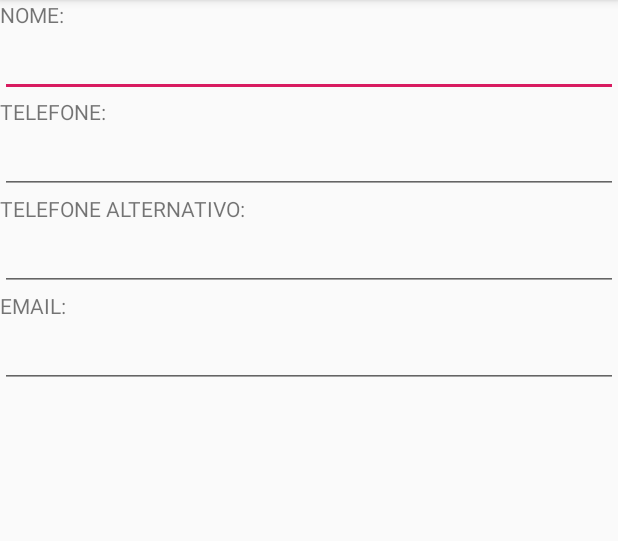
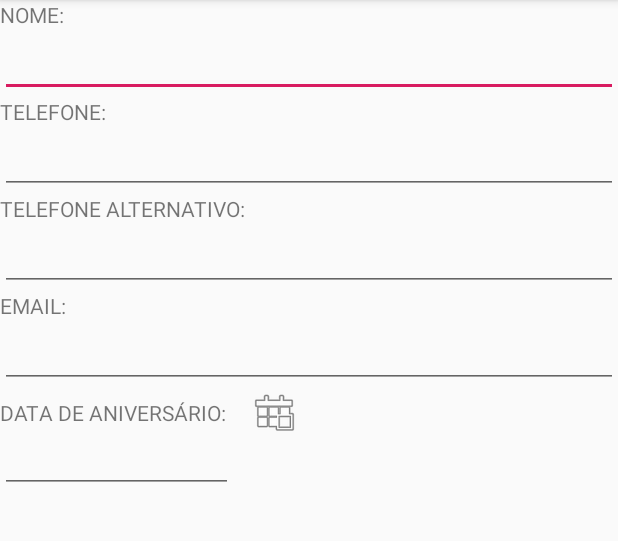
Before and after one commit to leticiaMalipense/AgendaSQLite, an Android app: the screen it shows after launch (CadastroActivity), after a tap on an icon or button, on a phone screen of 412 x 824 dp, the part 84-625 px from its top. Run offline under Robolectric (Android 15) with nearby library versions, the phone set to English and light mode, and no system bars.

Commit message:
Adicionando campo de data de aniversario

```diff
--- a/app/src/main/java/br/edu/ifsp/agendasqlite/data/ContatoDAO.java
+++ b/app/src/main/java/br/edu/ifsp/agendasqlite/data/ContatoDAO.java
@@ -45,6 +45,7 @@ public class ContatoDAO {
            c.setEmail(cursor.getString(3));
            c.setFavorito(cursor.getInt(4) > 0);
            c.setFoneAlternativo(cursor.getString(5));
+           c.setDataAniversario(cursor.getString(6));
 
            contatos.add(c);
         }
@@ -66,6 +67,7 @@ public class ContatoDAO {
         values.put(SQLiteHelper.KEY_FONE, c.getFone());
         values.put(SQLiteHelper.KEY_FONE_ALTERNATIVO, c.getFoneAlternativo());
         values.put(SQLiteHelper.KEY_EMAIL, c.getEmail());
+        values.put(SQLiteHelper.KEY_DATA_ANIVERSARIO, c.getDataAniversario());
 
         long id = database.insert(SQLiteHelper.TABLE_NAME, null, values);
 
@@ -84,6 +86,7 @@ public class ContatoDAO {
         values.put(SQLiteHelper.KEY_EMAIL, c.getEmail());
         values.put(SQLiteHelper.KEY_FAVORITO, c.getFavorito());
         values.put(SQLiteHelper.KEY_FONE_ALTERNATIVO, c.getFoneAlternativo());
+        values.put(SQLiteHelper.KEY_EMAIL, c.getEmail());
 
         database.update(SQLiteHelper.TABLE_NAME, values,
                      SQLiteHelper.KEY_ID +"=" +c.getId(),null);
--- a/app/src/main/java/br/edu/ifsp/agendasqlite/data/SQLiteHelper.java
+++ b/app/src/main/java/br/edu/ifsp/agendasqlite/data/SQLiteHelper.java
@@ -16,9 +16,10 @@ class SQLiteHelper extends SQLiteOpenHelper {
     static final String KEY_FONE = "fone";
     static final String KEY_FONE_ALTERNATIVO = "fone_alternativo";
     static final String KEY_EMAIL = "email";
+    static final String KEY_DATA_ANIVERSARIO = "data_aniversario";
     static final String KEY_FAVORITO = "favorito";
 
-    private static final int DATABASE_VERSION = 2;
+    private static int DATABASE_VERSION = 4;
 
     private static final String CREATE_TABLE = "CREATE TABLE " + TABLE_NAME + " ("
                                                + KEY_ID + " INTEGER PRIMARY KEY AUTOINCREMENT, "
@@ -46,5 +47,9 @@ class SQLiteHelper extends SQLiteOpenHelper {
             String sql="Alter table contatos add column fone_alternativo TEXT ";
             db.execSQL(sql);
         }
+        if (oldVersion < 4){
+            String sql="Alter table contatos add column data_aniversario TEXT ";
+            db.execSQL(sql);
+        }
     }
 }
--- a/app/src/main/res/layout/common_layout.xml
+++ b/app/src/main/res/layout/common_layout.xml
@@ -1,5 +1,7 @@
 <?xml version="1.0" encoding="utf-8"?>
 <LinearLayout xmlns:android="http://schemas.android.com/apk/res/android"
+    xmlns:app="http://schemas.android.com/apk/res-auto"
+    xmlns:tools="http://schemas.android.com/tools"
     android:orientation="vertical" android:layout_width="match_parent"
     android:layout_height="match_parent">
 
@@ -43,4 +45,43 @@
         android:layout_width="match_parent"
         android:layout_height="wrap_content"/>
 
+    <androidx.constraintlayout.widget.ConstraintLayout
+        android:layout_width="match_parent"
+        android:layout_height="wrap_content">
+
+        <TextView
+            android:id="@+id/textView"
+            android:layout_width="wrap_content"
+            android:layout_height="wrap_content"
+            android:text="DATA DE ANIVERSÁRIO: "
+            app:layout_constraintBottom_toBottomOf="@+id/imageView"
+            app:layout_constraintStart_toStartOf="parent"
+            app:layout_constraintTop_toTopOf="parent" />
+
+        <ImageView
+            android:id="@+id/imageView"
+            android:layout_width="57dp"
+            android:layout_height="match_parent"
+            android:onClick="showTimePickerDialog"
+            app:layout_constraintStart_toEndOf="@+id/textView"
+            app:layout_constraintTop_toTopOf="parent"
+            app:layout_constraintVertical_weight="3"
+            app:srcCompat="@android:drawable/ic_menu_today"
+            tools:srcCompat="@android:drawable/ic_menu_today" />
+
+        <EditText
+            android:id="@+id/editTextDate"
+            android:layout_width="155dp"
+            android:layout_height="44dp"
+            android:textColor="#000"
+            android:focusable="false"
+            android:enabled="true"
+            android:textSize="18sp"
+            android:onClick="showTimePickerDialog"
+            app:layout_constraintStart_toStartOf="@+id/textView"
+            app:layout_constraintTop_toBottomOf="@+id/textView"
+            app:layout_constraintVertical_weight="1" />
+
+    </androidx.constraintlayout.widget.ConstraintLayout>
+
 </LinearLayout>
```
Also changed, not shown: app/src/main/java/br/edu/ifsp/agendasqlite/activity/CadastroActivity.java (+62 -10 lines), app/src/main/java/br/edu/ifsp/agendasqlite/activity/DetalheActivity.java (+65 -11 lines), app/src/main/java/br/edu/ifsp/agendasqlite/model/Contato.java (+11 -1 lines), app/src/main/java/br/edu/ifsp/agendasqlite/utils/DatePickeFragment.java (added, +35 -0 lines).
